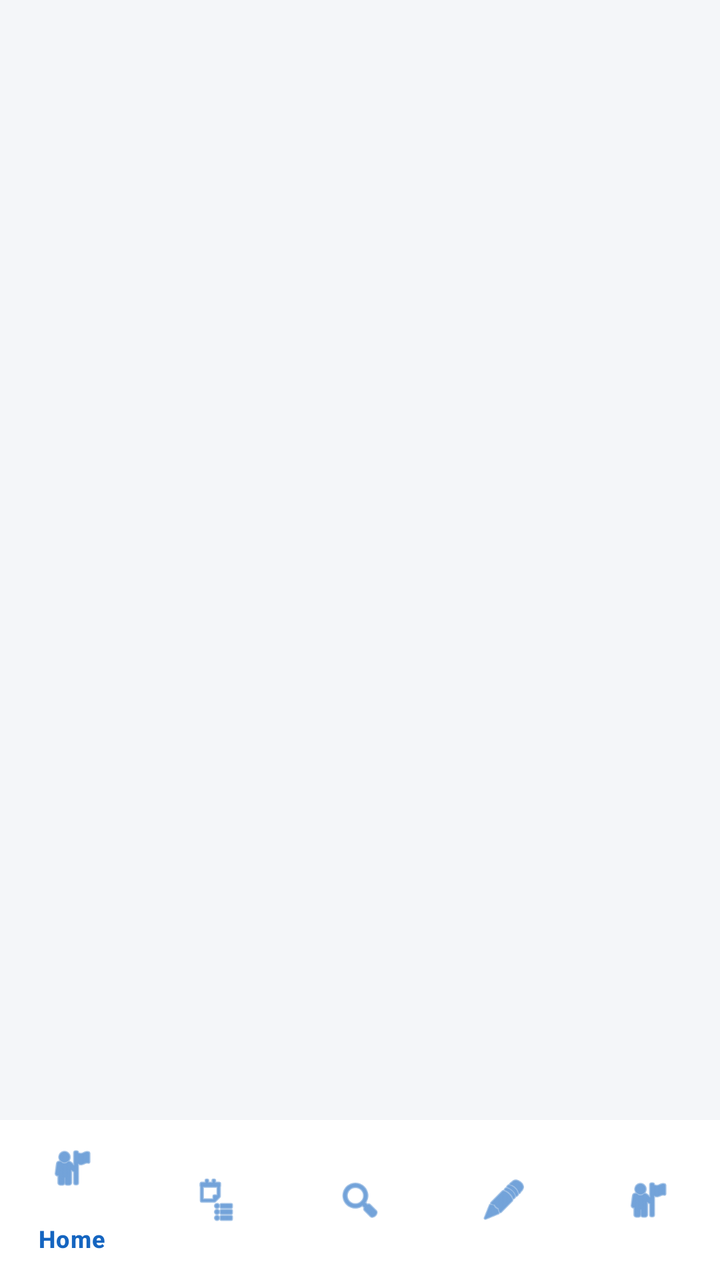
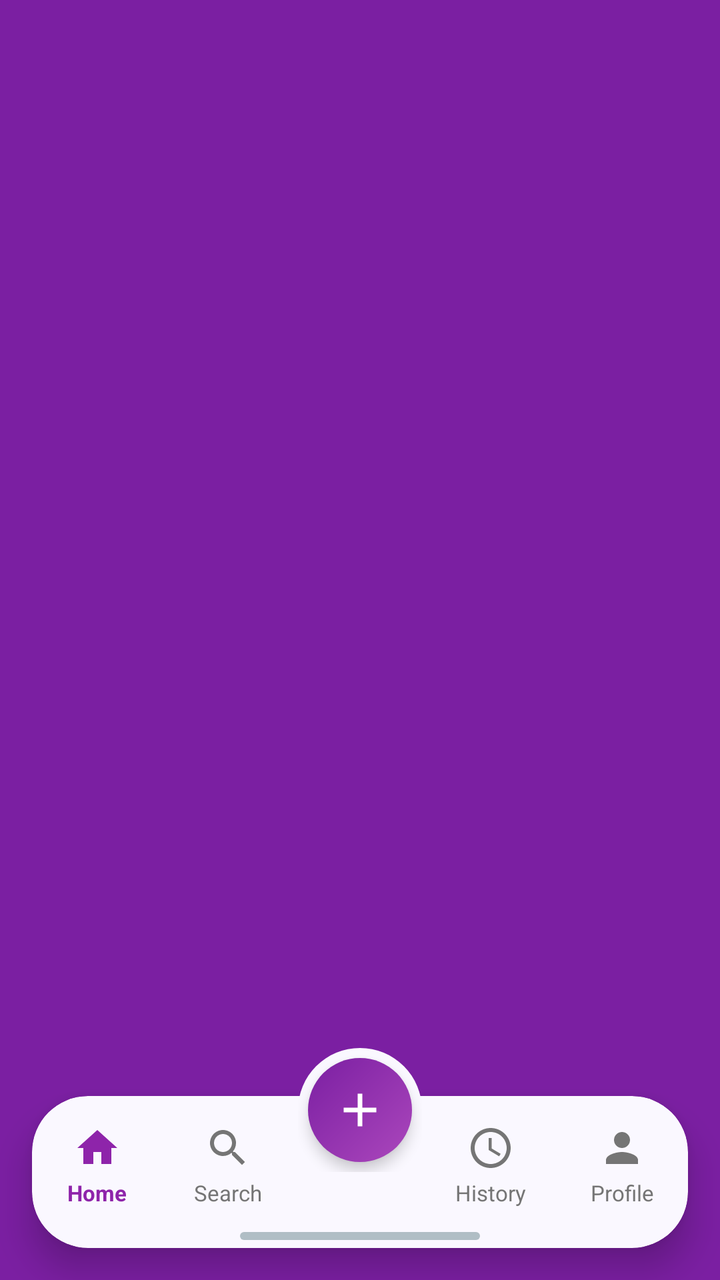

An Android layout rendered at two revisions. The XML below is the earlier revision; the diff shows what the commit changed to produce the second picture.
<!-- AndroidManifest.xml: application theme Theme.BrainwareHospital -->
<!-- res/layout/activity_main.xml -->
<?xml version="1.0" encoding="utf-8"?>
<androidx.constraintlayout.widget.ConstraintLayout xmlns:android="http://schemas.android.com/apk/res/android" xmlns:app="http://schemas.android.com/apk/res-auto"
    android:layout_width="match_parent"
    android:layout_height="match_parent">

    <FrameLayout
        android:id="@+id/fragmentContainer"
        android:layout_width="0dp"
        android:layout_height="0dp"
        app:layout_constraintTop_toTopOf="parent"
        app:layout_constraintBottom_toTopOf="@id/bottomNav"
        app:layout_constraintStart_toStartOf="parent"
        app:layout_constraintEnd_toEndOf="parent" />

    <com.google.android.material.bottomnavigation.BottomNavigationView
        android:id="@+id/bottomNav"
        android:layout_width="0dp"
        android:layout_height="wrap_content"
        android:background="@color/surface"
        app:itemIconTint="@color/medical_blue"
        app:itemTextColor="@color/medical_blue"
        app:menu="@menu/bottom_nav_menu"
        app:layout_constraintBottom_toBottomOf="parent"
        app:layout_constraintStart_toStartOf="parent"
        app:layout_constraintEnd_toEndOf="parent" />

</androidx.constraintlayout.widget.ConstraintLayout>
<!-- resources referenced by this layout -->
<resources>
  <color name="medical_blue">#1565C0</color>
  <color name="surface">#FFFFFF</color>
  <color name="deep_navy">#0B2545</color>
  <color name="clinical_white">#FFFFFF</color>
  <color name="soft_teal">#26A69A</color>
  <color name="background">#F4F6F9</color>
  <!-- unchanged entries left out for length: 1 -->
</resources>

<!-- the commit's change to res/layout/activity_main.xml (unified diff, before → after) -->
@@ -1,27 +1,216 @@
 <?xml version="1.0" encoding="utf-8"?>
-<androidx.constraintlayout.widget.ConstraintLayout xmlns:android="http://schemas.android.com/apk/res/android" xmlns:app="http://schemas.android.com/apk/res-auto"
+<androidx.constraintlayout.widget.ConstraintLayout xmlns:android="http://schemas.android.com/apk/res/android"
+    xmlns:app="http://schemas.android.com/apk/res-auto"
     android:layout_width="match_parent"
-    android:layout_height="match_parent">
-
+    android:layout_height="match_parent"
+    android:background="#7B1FA2">
+
+    
     <FrameLayout
         android:id="@+id/fragmentContainer"
         android:layout_width="0dp"
         android:layout_height="0dp"
         app:layout_constraintTop_toTopOf="parent"
-        app:layout_constraintBottom_toTopOf="@id/bottomNav"
-        app:layout_constraintStart_toStartOf="parent"
-        app:layout_constraintEnd_toEndOf="parent" />
-
-    <com.google.android.material.bottomnavigation.BottomNavigationView
-        android:id="@+id/bottomNav"
-        android:layout_width="0dp"
-        android:layout_height="wrap_content"
-        android:background="@color/surface"
-        app:itemIconTint="@color/medical_blue"
-        app:itemTextColor="@color/medical_blue"
-        app:menu="@menu/bottom_nav_menu"
         app:layout_constraintBottom_toBottomOf="parent"
         app:layout_constraintStart_toStartOf="parent"
         app:layout_constraintEnd_toEndOf="parent" />
 
+    
+    <androidx.cardview.widget.CardView
+        android:id="@+id/bottomNavCard"
+        android:layout_width="0dp"
+        android:layout_height="76dp"
+        android:layout_marginStart="16dp"
+        android:layout_marginEnd="16dp"
+        android:layout_marginBottom="16dp"
+        app:cardCornerRadius="28dp"
+        app:cardElevation="10dp"
+        app:cardBackgroundColor="#FAF8FF"
+        app:layout_constraintBottom_toBottomOf="parent"
+        app:layout_constraintStart_toStartOf="parent"
+        app:layout_constraintEnd_toEndOf="parent">
+
+        <RelativeLayout
+            android:layout_width="match_parent"
+            android:layout_height="match_parent">
+
+            
+            <LinearLayout
+                android:id="@+id/navItemsContainer"
+                android:layout_width="match_parent"
+                android:layout_height="match_parent"
+                android:orientation="horizontal"
+                android:weightSum="5"
+                android:gravity="center_vertical"
+                android:paddingBottom="6dp">
+
+                
+                <LinearLayout
+                    android:id="@+id/nav_home"
+                    android:layout_width="0dp"
+                    android:layout_height="match_parent"
+                    android:layout_weight="1"
+                    android:orientation="vertical"
+                    android:gravity="center"
+                    android:clickable="true"
+                    android:focusable="true">
+
+                    <ImageView
+                        android:id="@+id/ivNavHome"
+                        android:layout_width="24dp"
+                        android:layout_height="24dp"
+                        android:src="@drawable/ic_nav_home"
+                        app:tint="#8E24AA" />
+
+                    <TextView
+                        android:id="@+id/tvNavHome"
+                        android:layout_width="wrap_content"
+                        android:layout_height="wrap_content"
+                        android:text="Home"
+                        android:textColor="#8E24AA"
+                        android:textSize="11sp"
+                        android:textStyle="bold"
+                        android:layout_marginTop="3dp" />
+                </LinearLayout>
+
+                
+                <LinearLayout
+                    android:id="@+id/nav_search"
+                    android:layout_width="0dp"
+                    android:layout_height="match_parent"
+                    android:layout_weight="1"
+                    android:orientation="vertical"
+                    android:gravity="center"
+                    android:clickable="true"
+                    android:focusable="true">
+
+                    <ImageView
+                        android:id="@+id/ivNavSearch"
+                        android:layout_width="24dp"
+                        android:layout_height="24dp"
+                        android:src="@drawable/ic_nav_search"
+                        app:tint="#757575" />
+
+                    <TextView
+                        android:id="@+id/tvNavSearch"
+                        android:layout_width="wrap_content"
+                        android:layout_height="wrap_content"
+                        android:text="Search"
+                        android:textColor="#757575"
+                        android:textSize="11sp"
+                        android:layout_marginTop="3dp" />
+                </LinearLayout>
+
+                
+                <View
+                    android:layout_width="0dp"
+                    android:layout_height="match_parent"
+                    android:layout_weight="1" />
+
+                
+                <LinearLayout
+                    android:id="@+id/nav_history"
+                    android:layout_width="0dp"
+                    android:layout_height="match_parent"
+                    android:layout_weight="1"
+                    android:orientation="vertical"
+                    android:gravity="center"
+                    android:clickable="true"
+                    android:focusable="true">
+
+                    <ImageView
+                        android:id="@+id/ivNavHistory"
+                        android:layout_width="24dp"
+                        android:layout_height="24dp"
+                        android:src="@drawable/ic_nav_history"
+                        app:tint="#757575" />
+
+                    <TextView
+                        android:id="@+id/tvNavHistory"
+                        android:layout_width="wrap_content"
+                        android:layout_height="wrap_content"
+                        android:text="History"
+                        android:textColor="#757575"
+                        android:textSize="11sp"
+                        android:layout_marginTop="3dp" />
+                </LinearLayout>
+
+                
+                <LinearLayout
+                    android:id="@+id/nav_profile"
+                    android:layout_width="0dp"
+                    android:layout_height="match_parent"
+                    android:layout_weight="1"
+                    android:orientation="vertical"
+                    android:gravity="center"
+                    android:clickable="true"
+                    android:focusable="true">
+
+                    <ImageView
+                        android:id="@+id/ivNavProfile"
+                        android:layout_width="24dp"
+                        android:layout_height="24dp"
+                        android:src="@drawable/ic_nav_profile"
+                        app:tint="#757575" />
+
+                    <TextView
+                        android:id="@+id/tvNavProfile"
+                        android:layout_width="wrap_content"
+                        android:layout_height="wrap_content"
+                        android:text="Profile"
+                        android:textColor="#757575"
+                        android:textSize="11sp"
+                        android:layout_marginTop="3dp" />
+                </LinearLayout>
+            </LinearLayout>
+
+            
+            <View
+                android:layout_width="120dp"
+                android:layout_height="4dp"
+                android:background="@drawable/bg_home_indicator_bar"
+                android:layout_alignParentBottom="true"
+                android:layout_centerHorizontal="true"
+                android:layout_marginBottom="4dp" />
+
+        </RelativeLayout>
+    </androidx.cardview.widget.CardView>
+
+    
+    <FrameLayout
+        android:id="@+id/fabContainer"
+        android:layout_width="62dp"
+        android:layout_height="62dp"
+        android:layout_marginBottom="54dp"
+        android:clickable="true"
+        android:focusable="true"
+        android:elevation="16dp"
+        app:layout_constraintBottom_toBottomOf="parent"
+        app:layout_constraintStart_toStartOf="parent"
+        app:layout_constraintEnd_toEndOf="parent">
+
+        
+        <ImageView
+            android:layout_width="62dp"
+            android:layout_height="62dp"
+            android:src="@drawable/bg_fab_white_ring" />
+
+        
+        <FrameLayout
+            android:id="@+id/btnCenterFab"
+            android:layout_width="52dp"
+            android:layout_height="52dp"
+            android:layout_gravity="center"
+            android:background="@drawable/bg_center_fab"
+            android:elevation="4dp">
+
+            <ImageView
+                android:layout_width="28dp"
+                android:layout_height="28dp"
+                android:layout_gravity="center"
+                android:src="@drawable/ic_nav_plus"
+                app:tint="#FFFFFF" />
+        </FrameLayout>
+    </FrameLayout>
+
 </androidx.constraintlayout.widget.ConstraintLayout>
<!-- resource entries referenced after the edit -->
@@ -1,7 +1,83 @@
 <!-- resources referenced by this layout -->
 <resources>
+  <!-- drawable bg_center_fab (drawable) -->
+  <?xml version="1.0" encoding="utf-8"?>
+  <shape xmlns:android="http://schemas.android.com/apk/res/android"
+      android:shape="oval">
+      <gradient
+          android:startColor="#AB47BC"
+          android:endColor="#7B1FA2"
+          android:angle="135" />
+  </shape>
+  <!-- drawable bg_fab_white_ring (drawable) -->
+  <?xml version="1.0" encoding="utf-8"?>
+  <shape xmlns:android="http://schemas.android.com/apk/res/android"
+      android:shape="oval">
+      <solid android:color="#FAF8FF" />
+  </shape>
+  <!-- drawable bg_home_indicator_bar (drawable) -->
+  <?xml version="1.0" encoding="utf-8"?>
+  <shape xmlns:android="http://schemas.android.com/apk/res/android"
+      android:shape="rectangle">
+      <solid android:color="#B0BEC5" />
+      <corners android:radius="3dp" />
+  </shape>
+  <!-- drawable ic_nav_history (drawable) -->
+  <?xml version="1.0" encoding="utf-8"?>
+  <vector xmlns:android="http://schemas.android.com/apk/res/android"
+      android:width="24dp"
+      android:height="24dp"
+      android:viewportWidth="24"
+      android:viewportHeight="24">
+      <path
+          android:fillColor="#757575"
+          android:pathData="M11.99,2C6.47,2 2,6.48 2,12s4.47,10 9.99,10C17.52,22 22,17.52 22,12S17.52,2 11.99,2zM12,20c-4.42,0 -8,-3.58 -8,-8s3.58,-8 8,-8 8,3.58 8,8 -3.58,8 -8,8zM12.5,7H11v6l5.25,3.15 0.75,-1.23 -4.5,-2.67z" />
+  </vector>
+  <!-- drawable ic_nav_home (drawable) -->
+  <?xml version="1.0" encoding="utf-8"?>
+  <vector xmlns:android="http://schemas.android.com/apk/res/android"
+      android:width="24dp"
+      android:height="24dp"
+      android:viewportWidth="24"
+      android:viewportHeight="24">
+      <path
+          android:fillColor="#8E24AA"
+          android:pathData="M10,20v-6h4v6h5v-8h3L12,3L2,12h3v8z" />
+  </vector>
+  <!-- drawable ic_nav_plus (drawable) -->
+  <?xml version="1.0" encoding="utf-8"?>
+  <vector xmlns:android="http://schemas.android.com/apk/res/android"
+      android:width="28dp"
+      android:height="28dp"
+      android:viewportWidth="24"
+      android:viewportHeight="24">
+      <path
+          android:fillColor="#FFFFFF"
+          android:pathData="M19,13h-6v6h-2v-6H5v-2h6V5h2v6h6v2z" />
+  </vector>
+  <!-- drawable ic_nav_profile (drawable) -->
+  <?xml version="1.0" encoding="utf-8"?>
+  <vector xmlns:android="http://schemas.android.com/apk/res/android"
+      android:width="24dp"
+      android:height="24dp"
+      android:viewportWidth="24"
+      android:viewportHeight="24">
+      <path
+          android:fillColor="#757575"
+          android:pathData="M12,12c2.21,0 4,-1.79 4,-4s-1.79,-4 -4,-4 -4,1.79 -4,4 1.79,4 4,4zM12,14c-2.67,0 -8,1.34 -8,4v2h16v-2c0,-2.66 -5.33,-4 -8,-4z" />
+  </vector>
+  <!-- drawable ic_nav_search (drawable) -->
+  <?xml version="1.0" encoding="utf-8"?>
+  <vector xmlns:android="http://schemas.android.com/apk/res/android"
+      android:width="24dp"
+      android:height="24dp"
+      android:viewportWidth="24"
+      android:viewportHeight="24">
+      <path
+          android:fillColor="#757575"
+          android:pathData="M15.5,14h-0.79l-0.28,-0.27C15.41,12.59 16,11.11 16,9.5 16,5.91 13.09,3 9.5,3S3,5.91 3,9.5 5.91,16 9.5,16c1.61,0 3.09,-0.59 4.23,-1.57l0.27,0.28v0.79l5,4.99L20.49,19l-4.99,-5zM9.5,14C7.01,14 5,11.99 5,9.5S7.01,5 9.5,5 14,7.01 14,9.5 11.99,14 9.5,14z" />
+  </vector>
   <color name="medical_blue">#1565C0</color>
-  <color name="surface">#FFFFFF</color>
   <color name="deep_navy">#0B2545</color>
   <color name="clinical_white">#FFFFFF</color>
   <color name="soft_teal">#26A69A</color>
